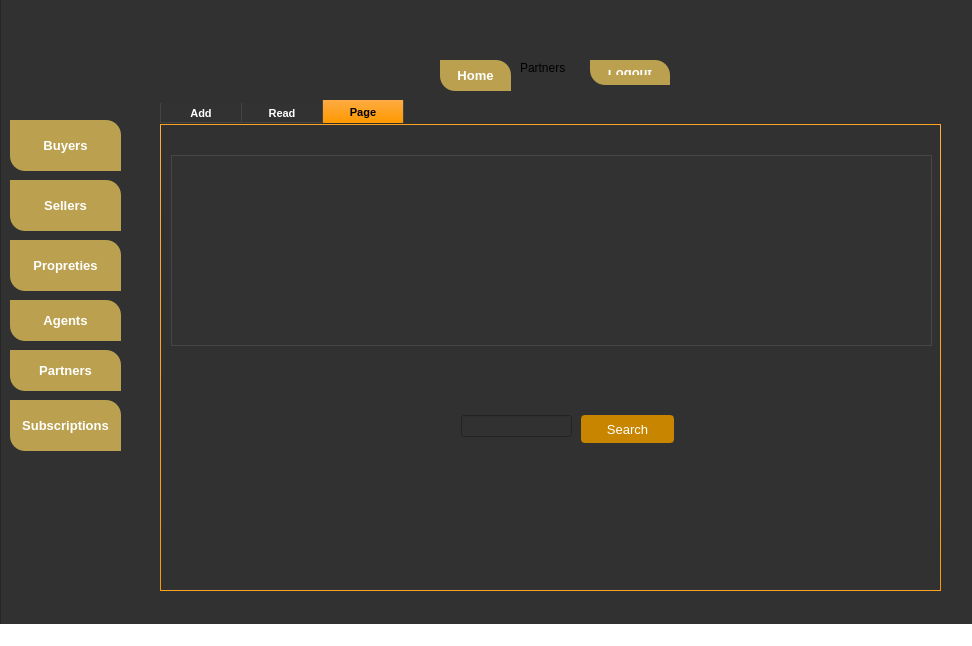
This is mainwindow.ui in Armi64bit/Smart_Real_Estate_Agency_2A8 as Qt 5 draws it before an edit. The edited form follows.
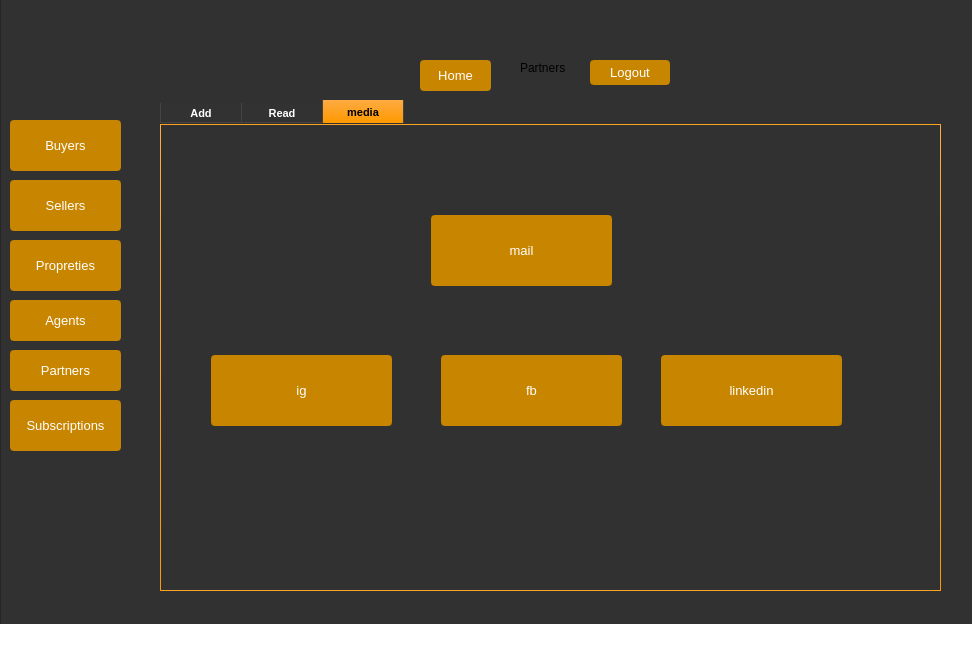
This is the edited form. The open tabs and pages were chosen to show the change. Icons and pictures are not drawn.

What changed in the file:
```diff
--- a/mainwindow.ui
+++ b/mainwindow.ui
@@ -1389,70 +1389,71 @@
         </widget>
         <widget class="QWidget" name="tab_3">
          <attribute name="title">
-          <string>Page</string>
+          <string>media</string>
          </attribute>
-         <widget class="QTableView" name="search_view">
+         <widget class="QPushButton" name="ig">
           <property name="geometry">
            <rect>
-            <x>10</x>
-            <y>30</y>
-            <width>761</width>
-            <height>191</height>
+            <x>50</x>
+            <y>230</y>
+            <width>181</width>
+            <height>71</height>
            </rect>
           </property>
           <property name="styleSheet">
-           <string notr="true">QHeaderView::section{
-    background-color:rgb(90,90,90);
-      color:rgb(200,200,200);
-    border:1px solid rgb(60,60,60);
-    border-bottom:1px solid rgb(70,70,70);
-    height:27px;
-    min-width:55px;
+           <string notr="true">QPushButton
+{background-color: rgb(200,133,0);
+color : white;
+font: 10pt Arial;
+            border-radius: 4px;
+            text-shadow: 0 1px 1px rgba(0, 0, 0, 0.2);
+border: 2px solid rgb(200,133,0);
 }
-QHeaderView::section:hover
-{
-    background-color:rgb(80,80,80);
 
+QPushButton:hover {
+border: 2px solid rgb(200,146,0);
+background-color : rgb(200,149,47);
+}</string>
+          </property>
+          <property name="text">
+           <string>ig</string>
+          </property>
+         </widget>
+         <widget class="QPushButton" name="fb">
+          <property name="geometry">
+           <rect>
+            <x>280</x>
+            <y>230</y>
+            <width>181</width>
+            <height>71</height>
+           </rect>
+          </property>
+          <property name="styleSheet">
+           <string notr="true">QPushButton
+{background-color: rgb(200,133,0);
+color : white;
+font: 10pt Arial;
+            border-radius: 4px;
+            text-shadow: 0 1px 1px rgba(0, 0, 0, 0.2);
+border: 2px solid rgb(200,133,0);
 }
-QTableView
-{
-	background: rgb(55,55,55);
-}
-QTableView{
-    selection-background-color:rgb(255,0,0);
-    background-color:rgb(50,50,50);
-    border:1px solid rgb(70,70,70);
-    color:rgb(200,200,200)
-}
 
-QTableView::item
-{
-       border:1px solid rgb(65,65,65);
-	color:rgb(200,200,200);
-
-}
-QTableView::item:hover
-{
-    background-color: rgb(30,30,30);
-    font: 75 9pt &quot;Microsoft YaHei&quot;;
-    color:rgb(31,163,246);
-}
-QTableView::item::selected
-{
-    background-color: rgb(30,30,30);
-    font: 75 9pt &quot;Microsoft YaHei&quot;;
-    color:rgb(31,163,246);
-}
-</string>
+QPushButton:hover {
+border: 2px solid rgb(200,146,0);
+background-color : rgb(200,149,47);
+}</string>
           </property>
+          <property name="text">
+           <string>fb</string>
+          </property>
          </widget>
          <widget class="QPushButton" name="rechercher_5">
           <property name="geometry">
            <rect>
-            <x>420</x>
-            <y>290</y>
-            <width>93</width>
-            <height>28</height>
+            <x>500</x>
+            <y>230</y>
+            <width>181</width>
+            <height>71</height>
            </rect>
           </property>
           <property name="styleSheet">
@@ -1471,20 +1472,35 @@
 }</string>
           </property>
           <property name="text">
-           <string>Search</string>
+           <string>linkedin</string>
           </property>
          </widget>
-         <widget class="QLineEdit" name="search_id">
+         <widget class="QPushButton" name="mail">
           <property name="geometry">
            <rect>
-            <x>300</x>
-            <y>290</y>
-            <width>111</width>
-            <height>22</height>
+            <x>270</x>
+            <y>90</y>
+            <width>181</width>
+            <height>71</height>
            </rect>
           </property>
           <property name="styleSheet">
-           <string notr="true">color: rgb(255, 255, 255);</string>
+           <string notr="true">QPushButton
+{background-color: rgb(200,133,0);
+color : white;
+font: 10pt Arial;
+            border-radius: 4px;
+            text-shadow: 0 1px 1px rgba(0, 0, 0, 0.2);
+border: 2px solid rgb(200,133,0);
+}
+
+QPushButton:hover {
+border: 2px solid rgb(200,146,0);
+background-color : rgb(200,149,47);
+}</string>
+          </property>
+          <property name="text">
+           <string>mail</string>
           </property>
          </widget>
         </widget>
@@ -1519,41 +1535,18 @@
       </property>
       <property name="styleSheet">
        <string notr="true">QPushButton
-{
-	background-color: #BBA14F;
-	color: #fff;
-	font-size: 13px;
-	font-weight: bold;
-	border-top-right-radius: 15px;
-	border-top-left-radius: 0px;
-	border-bottom-right-radius: 0px;
-	border-bottom-left-radius: 15px;
-	padding: 10px;
-
+{background-color: rgb(200,133,0);
+color : white;
+font: 10pt Arial;
+            border-radius: 4px;
+            text-shadow: 0 1px 1px rgba(0, 0, 0, 0.2);
+border: 2px solid rgb(200,133,0);
 }
-QPushButton::disabled
-{
-	
-	background-color: rgb(245, 210, 104);
 
-}
-
-
-QPushButton::hover
-{
-	;
-	background-color: rgb(153, 131, 65);
-
-}
-
-
-QPushButton::pressed
-{
-	
-	background-color: rgb(84, 72, 35);
-
-}
-</string>
+QPushButton:hover {
+border: 2px solid rgb(200,146,0);
+background-color : rgb(200,149,47);
+}</string>
       </property>
       <property name="text">
        <string>Logout</string>
@@ -1562,7 +1555,7 @@
      <widget class="QPushButton" name="pushButton_25">
       <property name="geometry">
        <rect>
-        <x>280</x>
+        <x>260</x>
         <y>20</y>
         <width>71</width>
         <height>31</height>
@@ -1573,41 +1566,18 @@
       </property>
       <property name="styleSheet">
        <string notr="true">QPushButton
-{
-	background-color: #BBA14F;
-	color: #fff;
-	font-size: 13px;
-	font-weight: bold;
-	border-top-right-radius: 15px;
-	border-top-left-radius: 0px;
-	border-bottom-right-radius: 0px;
-	border-bottom-left-radius: 15px;
-	padding: 10px;
-
+{background-color: rgb(200,133,0);
+color : white;
+font: 10pt Arial;
+            border-radius: 4px;
+            text-shadow: 0 1px 1px rgba(0, 0, 0, 0.2);
+border: 2px solid rgb(200,133,0);
 }
-QPushButton::disabled
-{
-	
-	background-color: rgb(245, 210, 104);
 
-}
-
-
-QPushButton::hover
-{
-	;
-	background-color: rgb(153, 131, 65);
-
-}
-
-
-QPushButton::pressed
-{
-	
-	background-color: rgb(84, 72, 35);
-
-}
-</string>
+QPushButton:hover {
+border: 2px solid rgb(200,146,0);
+background-color : rgb(200,149,47);
+}</string>
       </property>
       <property name="text">
        <string>Home</string>
@@ -2119,41 +2089,18 @@
     </property>
     <property name="styleSheet">
      <string notr="true">QPushButton
-{
-	background-color: #BBA14F;
-	color: #fff;
-	font-size: 13px;
-	font-weight: bold;
-	border-top-right-radius: 15px;
-	border-top-left-radius: 0px;
-	border-bottom-right-radius: 0px;
-	border-bottom-left-radius: 15px;
-	padding: 10px;
-
+{background-color: rgb(200,133,0);
+color : white;
+font: 10pt Arial;
+            border-radius: 4px;
+            text-shadow: 0 1px 1px rgba(0, 0, 0, 0.2);
+border: 2px solid rgb(200,133,0);
 }
-QPushButton::disabled
-{
-	
-	background-color: rgb(245, 210, 104);
 
-}
-
-
-QPushButton::hover
-{
-	;
-	background-color: rgb(153, 131, 65);
-
-}
-
-
-QPushButton::pressed
-{
-	
-	background-color: rgb(84, 72, 35);
-
-}
-</string>
+QPushButton:hover {
+border: 2px solid rgb(200,146,0);
+background-color : rgb(200,149,47);
+}</string>
     </property>
     <property name="text">
      <string>Buyers</string>
@@ -2176,41 +2123,18 @@
     </property>
     <property name="styleSheet">
      <string notr="true">QPushButton
-{
-	background-color: #BBA14F;
-	color: #fff;
-	font-size: 13px;
-	font-weight: bold;
-	border-top-right-radius: 15px;
-	border-top-left-radius: 0px;
-	border-bottom-right-radius: 0px;
-	border-bottom-left-radius: 15px;
-	padding: 10px;
-
+{background-color: rgb(200,133,0);
+color : white;
+font: 10pt Arial;
+            border-radius: 4px;
+            text-shadow: 0 1px 1px rgba(0, 0, 0, 0.2);
+border: 2px solid rgb(200,133,0);
 }
-QPushButton::disabled
-{
-	
-	background-color: rgb(245, 210, 104);
 
-}
-
-
-QPushButton::hover
-{
-	;
-	background-color: rgb(153, 131, 65);
-
-}
-
-
-QPushButton::pressed
-{
-	
-	background-color: rgb(84, 72, 35);
-
-}
-</string>
+QPushButton:hover {
+border: 2px solid rgb(200,146,0);
+background-color : rgb(200,149,47);
+}</string>
     </property>
     <property name="text">
      <string>Subscriptions</string>
@@ -2230,41 +2154,18 @@
     </property>
     <property name="styleSheet">
      <string notr="true">QPushButton
-{
-	background-color: #BBA14F;
-	color: #fff;
-	font-size: 13px;
-	font-weight: bold;
-	border-top-right-radius: 15px;
-	border-top-left-radius: 0px;
-	border-bottom-right-radius: 0px;
-	border-bottom-left-radius: 15px;
-	padding: 10px;
-
+{background-color: rgb(200,133,0);
+color : white;
+font: 10pt Arial;
+            border-radius: 4px;
+            text-shadow: 0 1px 1px rgba(0, 0, 0, 0.2);
+border: 2px solid rgb(200,133,0);
 }
-QPushButton::disabled
-{
-	
-	background-color: rgb(245, 210, 104);
 
-}
-
-
-QPushButton::hover
-{
-	;
-	background-color: rgb(153, 131, 65);
-
-}
-
-
-QPushButton::pressed
-{
-	
-	background-color: rgb(84, 72, 35);
-
-}
-</string>
+QPushButton:hover {
+border: 2px solid rgb(200,146,0);
+background-color : rgb(200,149,47);
+}</string>
     </property>
     <property name="text">
      <string>Sellers</string>
@@ -2284,41 +2185,18 @@
     </property>
     <property name="styleSheet">
      <string notr="true">QPushButton
-{
-	background-color: #BBA14F;
-	color: #fff;
-	font-size: 13px;
-	font-weight: bold;
-	border-top-right-radius: 15px;
-	border-top-left-radius: 0px;
-	border-bottom-right-radius: 0px;
-	border-bottom-left-radius: 15px;
-	padding: 10px;
-
+{background-color: rgb(200,133,0);
+color : white;
+font: 10pt Arial;
+            border-radius: 4px;
+            text-shadow: 0 1px 1px rgba(0, 0, 0, 0.2);
+border: 2px solid rgb(200,133,0);
 }
-QPushButton::disabled
-{
-	
-	background-color: rgb(245, 210, 104);
 
-}
-
-
-QPushButton::hover
-{
-	;
-	background-color: rgb(153, 131, 65);
-
-}
-
-
-QPushButton::pressed
-{
-	
-	background-color: rgb(84, 72, 35);
-
-}
-</string>
+QPushButton:hover {
+border: 2px solid rgb(200,146,0);
+background-color : rgb(200,149,47);
+}</string>
     </property>
     <property name="text">
      <string>Propreties</string>
@@ -2338,41 +2216,18 @@
     </property>
     <property name="styleSheet">
      <string notr="true">QPushButton
-{
-	background-color: #BBA14F;
-	color: #fff;
-	font-size: 13px;
-	font-weight: bold;
-	border-top-right-radius: 15px;
-	border-top-left-radius: 0px;
-	border-bottom-right-radius: 0px;
-	border-bottom-left-radius: 15px;
-	padding: 10px;
-
+{background-color: rgb(200,133,0);
+color : white;
+font: 10pt Arial;
+            border-radius: 4px;
+            text-shadow: 0 1px 1px rgba(0, 0, 0, 0.2);
+border: 2px solid rgb(200,133,0);
 }
-QPushButton::disabled
-{
-	
-	background-color: rgb(245, 210, 104);
 
-}
-
-
-QPushButton::hover
-{
-	;
-	background-color: rgb(153, 131, 65);
-
-}
-
-
-QPushButton::pressed
-{
-	
-	background-color: rgb(84, 72, 35);
-
-}
-</string>
+QPushButton:hover {
+border: 2px solid rgb(200,146,0);
+background-color : rgb(200,149,47);
+}</string>
     </property>
     <property name="text">
      <string>Agents</string>
@@ -2392,41 +2247,18 @@
     </property>
     <property name="styleSheet">
      <string notr="true">QPushButton
-{
-	background-color: #BBA14F;
-	color: #fff;
-	font-size: 13px;
-	font-weight: bold;
-	border-top-right-radius: 15px;
-	border-top-left-radius: 0px;
-	border-bottom-right-radius: 0px;
-	border-bottom-left-radius: 15px;
-	padding: 10px;
-
+{background-color: rgb(200,133,0);
+color : white;
+font: 10pt Arial;
+            border-radius: 4px;
+            text-shadow: 0 1px 1px rgba(0, 0, 0, 0.2);
+border: 2px solid rgb(200,133,0);
 }
-QPushButton::disabled
-{
-	
-	background-color: rgb(245, 210, 104);
 
-}
-
-
-QPushButton::hover
-{
-	;
-	background-color: rgb(153, 131, 65);
-
-}
-
-
-QPushButton::pressed
-{
-	
-	background-color: rgb(84, 72, 35);
-
-}
-</string>
+QPushButton:hover {
+border: 2px solid rgb(200,146,0);
+background-color : rgb(200,149,47);
+}</string>
     </property>
     <property name="text">
      <string>Partners</string>
```
Left out of the diff: 124 changed lines with no effect on the pictures.
